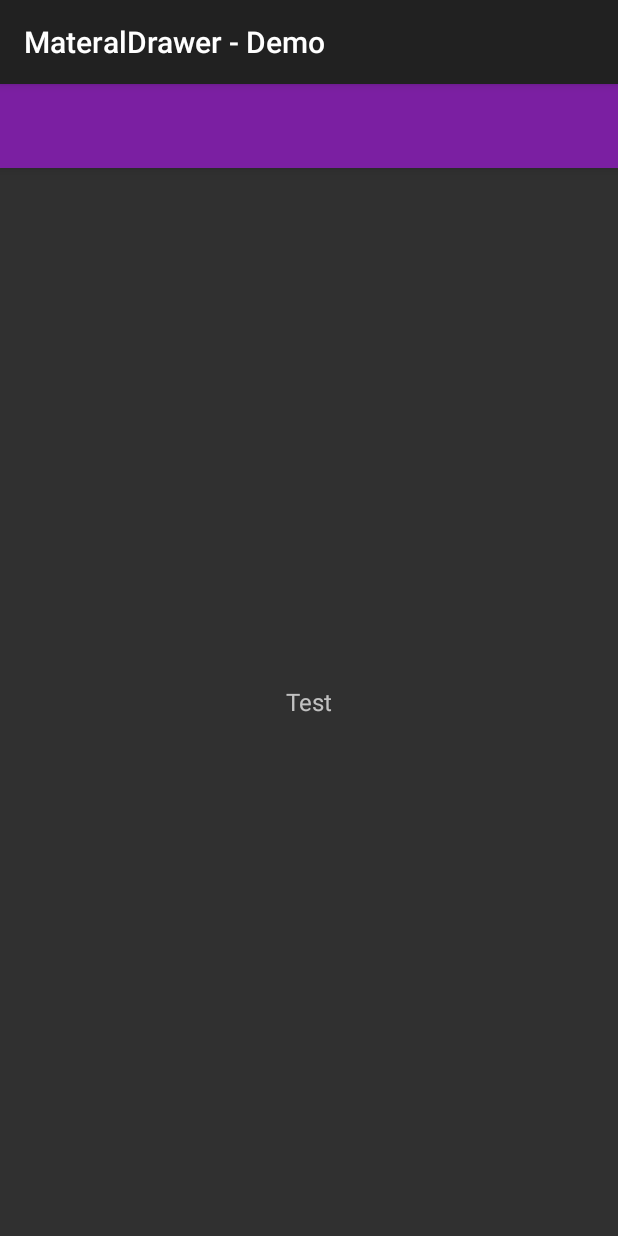
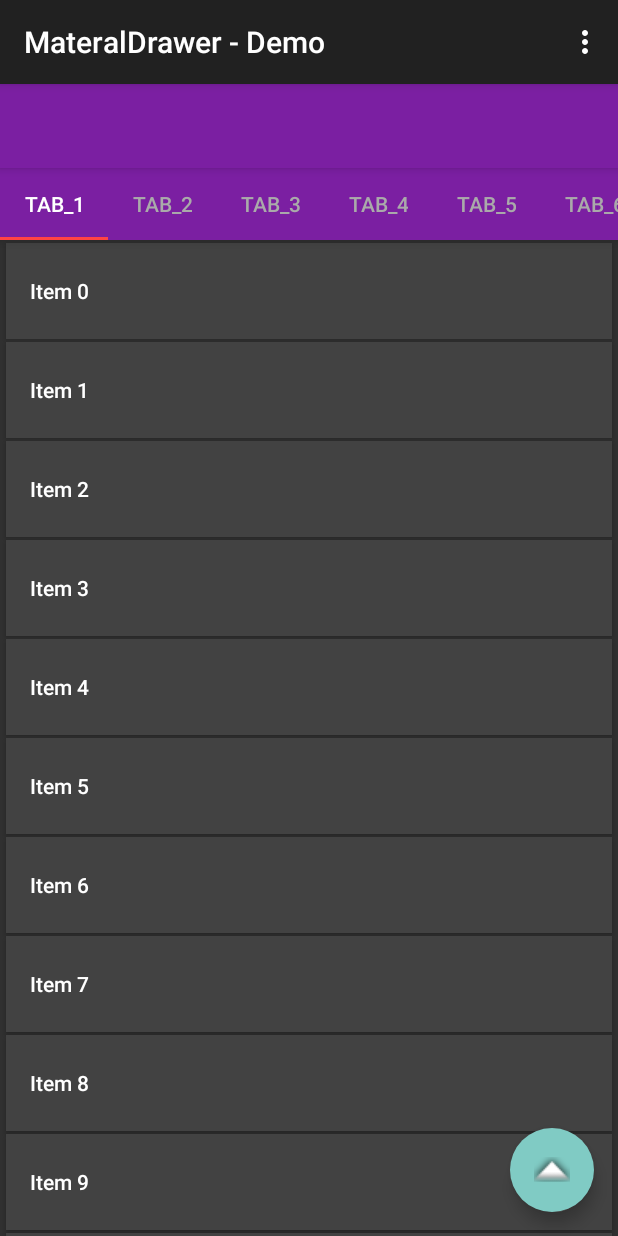
Before and after one commit to absentm/Demo, an Android app: the screen it shows after launch (MainActivity), on a phone screen of 412 x 824 dp. Run offline under Robolectric (Android 15) with nearby library versions, the phone set to English and light mode, and no system bars; libraries missing offline, so code that uses them is left out: com.mikepenz.fontawesome_typeface_library, com.mikepenz.materialdrawer; 2 statements that could not run were skipped.

Commit message:
basic finished .

```diff
--- a/MaterialDrawerDemo/app/build.gradle
+++ b/MaterialDrawerDemo/app/build.gradle
@@ -25,6 +25,9 @@
         exclude group: 'com.android.support', module: 'support-annotations'
     })
     compile 'com.android.support:appcompat-v7:24.2.1'
+    compile 'com.android.support:design:24.2.1'
+    compile 'com.android.support:recyclerview-v7:24.2.1'
+    compile 'com.android.support:cardview-v7:24.2.1'
     testCompile 'junit:junit:4.12'
 
     compile('com.mikepenz:materialdrawer:5.8.0@aar') {
--- a/MaterialDrawerDemo/app/src/main/java/com/dm/materialdrawerdemo/activtiys/MainActivity.java
+++ b/MaterialDrawerDemo/app/src/main/java/com/dm/materialdrawerdemo/activtiys/MainActivity.java
@@ -2,12 +2,20 @@
 
 import android.graphics.Color;
 import android.os.Bundle;
+import android.support.design.widget.TabLayout;
+import android.support.v4.app.Fragment;
+import android.support.v4.app.FragmentManager;
+import android.support.v4.app.FragmentPagerAdapter;
+import android.support.v4.view.ViewPager;
 import android.support.v7.app.AppCompatActivity;
 import android.support.v7.widget.Toolbar;
+import android.view.Menu;
+import android.view.MenuItem;
 import android.view.View;
 import android.widget.Toast;
 
 import com.dm.materialdrawerdemo.R;
+import com.dm.materialdrawerdemo.fragments.PageFragment;
 import com.mikepenz.fontawesome_typeface_library.FontAwesome;
 import com.mikepenz.materialdrawer.Drawer;
 import com.mikepenz.materialdrawer.DrawerBuilder;
@@ -16,6 +24,9 @@
 import com.mikepenz.materialdrawer.model.SectionDrawerItem;
 import com.mikepenz.materialdrawer.model.interfaces.IDrawerItem;
 import com.mikepenz.materialdrawer.model.interfaces.Nameable;
+
+import java.util.ArrayList;
+import java.util.List;
 
 import static com.dm.materialdrawerdemo.R.id.toolbar;
 
@@ -26,19 +37,26 @@
     //save our header or result
     private Drawer result = null;
     private Toolbar mToolbar;
+    private Bundle mSavedInstanceState;
 
     @Override
     protected void onCreate(Bundle savedInstanceState) {
         super.onCreate(savedInstanceState);
         setContentView(R.layout.activity_main);
+        mSavedInstanceState = savedInstanceState;
 
         initToolbar();
+        initViewPagerAndTabs();
+        initMatrialDrawer();
+    }
 
+    private void initMatrialDrawer() {
         //Create the drawer
         result = new DrawerBuilder()
                 .withActivity(this)
                 .withTranslucentStatusBar(true)
                 .withToolbar(mToolbar)
+                .withActionBarDrawerToggle(true)
                 .withHeader(R.layout.header)
                 .addDrawerItems(
                         new PrimaryDrawerItem()
@@ -46,8 +64,8 @@
                                 .withIcon(FontAwesome.Icon.faw_home)
                                 .withIdentifier(1),
                         new PrimaryDrawerItem()
-                                .withName(R.string.drawer_item_free_play).
-                                withIcon(FontAwesome.Icon.faw_gamepad),
+                                .withName(R.string.drawer_item_free_play)
+                                .withIcon(FontAwesome.Icon.faw_gamepad),
                         new PrimaryDrawerItem()
                                 .withName(R.string.drawer_item_custom)
                                 .withIcon(FontAwesome.Icon.faw_eye),
@@ -90,20 +108,39 @@
                         return false;
                     }
                 })
-                .withSavedInstance(savedInstanceState)
+                .withSavedInstance(mSavedInstanceState)
                 .build();
+
+    }
+
+    private void initViewPagerAndTabs() {
+        ViewPager viewPager = (ViewPager) findViewById(R.id.viewPager);
+        PagerAdapter pagerAdapter = new PagerAdapter(getSupportFragmentManager());
+        pagerAdapter.addFragment(PageFragment.createInstance(45), getString(R.string.tab_1));
+        pagerAdapter.addFragment(PageFragment.createInstance(34), getString(R.string.tab_2));
+        pagerAdapter.addFragment(PageFragment.createInstance(5), getString(R.string.tab_3));
+        pagerAdapter.addFragment(PageFragment.createInstance(28), getString(R.string.tab_4));
+        pagerAdapter.addFragment(PageFragment.createInstance(30), getString(R.string.tab_5));
+        pagerAdapter.addFragment(PageFragment.createInstance(14), getString(R.string.tab_6));
+        pagerAdapter.addFragment(PageFragment.createInstance(8), getString(R.string.tab_7));
+        pagerAdapter.addFragment(PageFragment.createInstance(24), getString(R.string.tab_8));
+        viewPager.setAdapter(pagerAdapter);
+        TabLayout tabLayout = (TabLayout) findViewById(R.id.tabLayout);
+        tabLayout.setupWithViewPager(viewPager);
     }
 
     private void initToolbar() {
         mToolbar = (Toolbar) findViewById(toolbar);
         setSupportActionBar(mToolbar);
         mToolbar.setBackgroundColor(barColor);
-        setTitle("MateralDrawer - Demo");
+        setTitle("MateralDrawer - Demo");   // title
+//        左侧导航图标
 //        mToolbar.setNavigationIcon(new IconicsDrawable(this)
 //                .icon(GoogleMaterial.Icon.gmd_menu)
 //                .color(Color.WHITE)
 //                .sizeDp(18));
-//
+
+//        左侧导航图标点击事件
 //        mToolbar.setNavigationOnClickListener(new View.OnClickListener() {
 //            @Override
 //            public void onClick(View view) {
@@ -113,29 +150,51 @@
 //            }
 //        });
 
+        // 右侧菜单, 方法出现在setSupportActionBar()之后失效，使用onCreateOptionsMenu()方法
 //        mToolbar.inflateMenu(R.menu.base_toolbar_menu);//设置右上角的填充菜单
 //        mToolbar.setOnMenuItemClickListener(new Toolbar.OnMenuItemClickListener() {
 //            @Override
 //            public boolean onMenuItemClick(MenuItem item) {
 //                int menuItemId = item.getItemId();
-//                if (menuItemId == R.id.action_search) {
-//                    Toast.makeText(ToolBarActivity.this , R.string.menu_search , Toast.LENGTH_SHORT).show();
+//                if (menuItemId == R.id.action_settings) {
+//                    Toast.makeText(MainActivity.this, R.string.action_settings, Toast.LENGTH_SHORT).show();
+//                } else if (menuItemId == R.id.action_about) {
+//                    Toast.makeText(MainActivity.this, R.string.action_about, Toast.LENGTH_SHORT).show();
+//                }
 //
-//                } else if (menuItemId == R.id.action_notification) {
-//                    Toast.makeText(ToolBarActivity.this , R.string.menu_notifications , Toast.LENGTH_SHORT).show();
-//
-//                } else if (menuItemId == R.id.action_item1) {
-//                    Toast.makeText(ToolBarActivity.this , R.string.item_01 , Toast.LENGTH_SHORT).show();
-//
-//                } else if (menuItemId == R.id.action_item2) {
-//                    Toast.makeText(ToolBarActivity.this , R.string.item_02 , Toast.LENGTH_SHORT).show();
-//
-//                }
 //                return true;
 //            }
 //        });
+    }
 
+    static class PagerAdapter extends FragmentPagerAdapter {
 
+        private final List<Fragment> fragmentList = new ArrayList<>();
+        private final List<String> fragmentTitleList = new ArrayList<>();
+
+        public PagerAdapter(FragmentManager fragmentManager) {
+            super(fragmentManager);
+        }
+
+        public void addFragment(Fragment fragment, String title) {
+            fragmentList.add(fragment);
+            fragmentTitleList.add(title);
+        }
+
+        @Override
+        public Fragment getItem(int position) {
+            return fragmentList.get(position);
+        }
+
+        @Override
+        public int getCount() {
+            return fragmentList.size();
+        }
+
+        @Override
+        public CharSequence getPageTitle(int position) {
+            return fragmentTitleList.get(position);
+        }
     }
 
     @Override
@@ -145,4 +204,27 @@
         super.onSaveInstanceState(outState);
     }
 
+    @Override
+    public boolean onCreateOptionsMenu(Menu menu) {
+        getMenuInflater().inflate(R.menu.base_toolbar_menu, menu);
+        return true;
+    }
+
+    @Override
+    public boolean onOptionsItemSelected(MenuItem item) {
+        switch (item.getItemId()) {
+            case R.id.action_settings:
+                Toast.makeText(MainActivity.this,
+                        R.string.action_settings,
+                        Toast.LENGTH_SHORT).show();
+                break;
+            case R.id.action_about:
+                Toast.makeText(MainActivity.this,
+                        R.string.action_about,
+                        Toast.LENGTH_SHORT).show();
+                break;
+        }
+
+        return super.onOptionsItemSelected(item);
+    }
 }
--- /dev/null
+++ b/MaterialDrawerDemo/app/src/main/java/com/dm/materialdrawerdemo/adapters/RecyclerAdapter.java
@@ -0,0 +1,73 @@
+package com.dm.materialdrawerdemo.adapters;
+
+import android.content.Context;
+import android.support.annotation.AnimRes;
+import android.support.v7.widget.RecyclerView;
+import android.view.LayoutInflater;
+import android.view.View;
+import android.view.ViewGroup;
+import android.view.animation.Animation;
+import android.view.animation.AnimationUtils;
+
+import com.dm.materialdrawerdemo.R;
+
+import java.util.List;
+
+/**
+ * RecyclerAdapter
+ * Created by dm on 16-12-1.
+ */
+public class RecyclerAdapter extends RecyclerView.Adapter<RecyclerView.ViewHolder> {
+
+    private List<String> mItemList;
+    private int mLastPosition = -1;
+
+    public RecyclerAdapter(List<String> itemList) {
+        mItemList = itemList;
+    }
+
+    @Override
+    public RecyclerView.ViewHolder onCreateViewHolder(ViewGroup parent, int viewType) {
+        Context context = parent.getContext();
+        View view = LayoutInflater.from(context).inflate(R.layout.recycler_item, parent, false);
+        return RecyclerItemViewHolder.newInstance(view);
+    }
+
+    @Override
+    public void onBindViewHolder(RecyclerView.ViewHolder viewHolder, int position) {
+        RecyclerItemViewHolder holder = (RecyclerItemViewHolder) viewHolder;
+        String itemText = mItemList.get(position);
+        holder.setItemText(itemText);
+
+        // 设置加载动画
+        setItemAppearAnimation(holder, position, R.anim.anim_bottom_in);
+    }
+
+
+    @Override
+    public int getItemCount() {
+        return mItemList == null ? 0 : mItemList.size();
+    }
+
+    @Override
+    public void onViewDetachedFromWindow(RecyclerView.ViewHolder holder) {
+        super.onViewDetachedFromWindow(holder);
+        if (isShowingAnimation(holder)) {
+            holder.itemView.clearAnimation();
+        }
+    }
+
+    private boolean isShowingAnimation(RecyclerView.ViewHolder holder) {
+        return holder.itemView.getAnimation() != null && holder.itemView
+                .getAnimation().hasStarted();
+    }
+
+    private void setItemAppearAnimation(RecyclerView.ViewHolder holder, int position, @AnimRes int type) {
+        if (position > mLastPosition/* && !isFooterPosition(position)*/) {
+            Animation animation = AnimationUtils.loadAnimation(holder.itemView.getContext(), type);
+            holder.itemView.startAnimation(animation);
+            mLastPosition = position;
+        }
+    }
+
+}
--- /dev/null
+++ b/MaterialDrawerDemo/app/src/main/java/com/dm/materialdrawerdemo/adapters/RecyclerItemViewHolder.java
@@ -0,0 +1,32 @@
+package com.dm.materialdrawerdemo.adapters;
+
+/**
+ * RecyclerItemViewHolder
+ * Created by dm on 16-12-1.
+ */
+
+import android.support.v7.widget.RecyclerView;
+import android.view.View;
+import android.widget.TextView;
+
+import com.dm.materialdrawerdemo.R;
+
+public class RecyclerItemViewHolder extends RecyclerView.ViewHolder {
+
+    private final TextView mItemTextView;
+
+    public RecyclerItemViewHolder(final View parent, TextView itemTextView) {
+        super(parent);
+        mItemTextView = itemTextView;
+    }
+
+    public static RecyclerItemViewHolder newInstance(View parent) {
+        TextView itemTextView = (TextView) parent.findViewById(R.id.itemTextView);
+        return new RecyclerItemViewHolder(parent, itemTextView);
+    }
+
+    public void setItemText(CharSequence text) {
+        mItemTextView.setText(text);
+    }
+
+}
--- /dev/null
+++ b/MaterialDrawerDemo/app/src/main/java/com/dm/materialdrawerdemo/fragments/PageFragment.java
@@ -0,0 +1,60 @@
+package com.dm.materialdrawerdemo.fragments;
+
+import android.os.Bundle;
+import android.support.annotation.Nullable;
+import android.support.v4.app.Fragment;
+import android.support.v7.widget.LinearLayoutManager;
+import android.support.v7.widget.RecyclerView;
+import android.view.LayoutInflater;
+import android.view.View;
+import android.view.ViewGroup;
+
+import com.dm.materialdrawerdemo.R;
+import com.dm.materialdrawerdemo.adapters.RecyclerAdapter;
+
+import java.util.ArrayList;
+import java.util.List;
+
+/**
+ * PageFragment
+ * Created by dm on 16-12-1.
+ */
+public class PageFragment extends Fragment {
+
+    public final static String ITEMS_COUNT_KEY = "PageFragment$ItemsCount";
+
+    public static PageFragment createInstance(int itemsCount) {
+        PageFragment partThreeFragment = new PageFragment();
+        Bundle bundle = new Bundle();
+        bundle.putInt(ITEMS_COUNT_KEY, itemsCount);
+        partThreeFragment.setArguments(bundle);
+        return partThreeFragment;
+    }
+
+    @Nullable
+    @Override
+    public View onCreateView(LayoutInflater inflater, ViewGroup container, Bundle savedInstanceState) {
+        RecyclerView recyclerView = (RecyclerView) inflater.inflate(
+                R.layout.fragment_part_three, container, false);
+        setupRecyclerView(recyclerView);
+        return recyclerView;
+    }
+
+    private void setupRecyclerView(RecyclerView recyclerView) {
+        recyclerView.setLayoutManager(new LinearLayoutManager(getActivity()));
+        RecyclerAdapter recyclerAdapter = new RecyclerAdapter(createItemList());
+        recyclerView.setAdapter(recyclerAdapter);
+    }
+
+    private List<String> createItemList() {
+        List<String> itemList = new ArrayList<>();
+        Bundle bundle = getArguments();
+        if (bundle != null) {
+            int itemsCount = bundle.getInt(ITEMS_COUNT_KEY);
+            for (int i = 0; i < itemsCount; i++) {
+                itemList.add("Item " + i);
+            }
+        }
+        return itemList;
+    }
+}
--- /dev/null
+++ b/MaterialDrawerDemo/app/src/main/java/com/dm/materialdrawerdemo/utils/ScrollingFabBehavior.java
@@ -0,0 +1,40 @@
+package com.dm.materialdrawerdemo.utils;
+
+/**
+ * ScrollingFabBehavior
+ * Created by dm on 16-12-1.
+ */
+
+import android.content.Context;
+import android.support.design.widget.AppBarLayout;
+import android.support.design.widget.CoordinatorLayout;
+import android.support.design.widget.FloatingActionButton;
+import android.util.AttributeSet;
+import android.view.View;
+
+public class ScrollingFabBehavior extends FloatingActionButton.Behavior {
+    private int toolbarHeight;
+
+    public ScrollingFabBehavior(Context context, AttributeSet attrs) {
+        super();
+        this.toolbarHeight = Utils.getToolbarHeight(context);
+    }
+
+    @Override
+    public boolean layoutDependsOn(CoordinatorLayout parent, FloatingActionButton fab, View dependency) {
+        return super.layoutDependsOn(parent, fab, dependency) || (dependency instanceof AppBarLayout);
+    }
+
+    @Override
+    public boolean onDependentViewChanged(CoordinatorLayout parent, FloatingActionButton fab, View dependency) {
+        boolean returnValue = super.onDependentViewChanged(parent, fab, dependency);
+        if (dependency instanceof AppBarLayout) {
+            CoordinatorLayout.LayoutParams lp = (CoordinatorLayout.LayoutParams) fab.getLayoutParams();
+            int fabBottomMargin = lp.bottomMargin;
+            int distanceToScroll = fab.getHeight() + fabBottomMargin;
+            float ratio = (float) dependency.getY() / (float) toolbarHeight;
+            fab.setTranslationY(-distanceToScroll * ratio);
+        }
+        return returnValue;
+    }
+}
--- /dev/null
+++ b/MaterialDrawerDemo/app/src/main/java/com/dm/materialdrawerdemo/utils/Utils.java
@@ -0,0 +1,25 @@
+package com.dm.materialdrawerdemo.utils;
+
+import android.content.Context;
+import android.content.res.TypedArray;
+
+import com.dm.materialdrawerdemo.R;
+
+/**
+ * Utils
+ * Created by dm on 16-12-1.
+ */
+public class Utils {
+    public static int getToolbarHeight(Context context) {
+        final TypedArray styledAttributes = context.getTheme().obtainStyledAttributes(
+                new int[]{R.attr.actionBarSize});
+        int toolbarHeight = (int) styledAttributes.getDimension(0, 0);
+        styledAttributes.recycle();
+
+        return toolbarHeight;
+    }
+
+    public static int getTabsHeight(Context context) {
+        return (int) context.getResources().getDimension(R.dimen.tabsHeight);
+    }
+}
--- a/MaterialDrawerDemo/app/src/main/res/layout/activity_main.xml
+++ b/MaterialDrawerDemo/app/src/main/res/layout/activity_main.xml
@@ -1,31 +1,51 @@
-<RelativeLayout
+<?xml version="1.0" encoding="utf-8"?>
+<android.support.design.widget.CoordinatorLayout
     xmlns:android="http://schemas.android.com/apk/res/android"
     xmlns:app="http://schemas.android.com/apk/res-auto"
+    android:id="@+id/coordinatorLayout"
     android:layout_width="match_parent"
-    android:layout_height="match_parent"
-    android:gravity="center">
+    android:layout_height="match_parent">
+
+    <android.support.design.widget.AppBarLayout
+        android:id="@+id/appBarLayout"
+        android:layout_width="match_parent"
+        android:layout_height="wrap_content">
 
         <android.support.v7.widget.Toolbar
             android:id="@+id/toolbar"
             android:layout_width="match_parent"
             android:layout_height="?attr/actionBarSize"
-        android:background="?attr/colorPrimary"
+            android:background="@color/purple_700"
             android:elevation="4dp"
             android:theme="@style/ThemeOverlay.AppCompat.Dark.ActionBar"
+            app:layout_scrollFlags="scroll|enterAlways"
             app:popupTheme="@style/ThemeOverlay.AppCompat.Light"/>
 
-    <FrameLayout
-        android:id="@+id/frame_container"
+        <android.support.design.widget.TabLayout
+            android:id="@+id/tabLayout"
+            android:layout_width="match_parent"
+            android:layout_height="wrap_content"
+            android:background="@color/purple_700"
+            app:tabIndicatorColor="@android:color/holo_red_light"
+            app:tabIndicatorHeight="2dp"
+            app:tabMode="scrollable"
+            app:tabSelectedTextColor="@android:color/white"
+            app:tabTextColor="@android:color/darker_gray"/>
+    </android.support.design.widget.AppBarLayout>
+
+    <android.support.v4.view.ViewPager
+        android:id="@+id/viewPager"
         android:layout_width="match_parent"
         android:layout_height="match_parent"
-        android:layout_below="@id/toolbar">
+        app:layout_behavior="@string/appbar_scrolling_view_behavior"/>
 
-        <TextView
-            android:id="@+id/txtLabel"
+    <android.support.design.widget.FloatingActionButton
+        android:id="@+id/fabButton"
         android:layout_width="wrap_content"
         android:layout_height="wrap_content"
-            android:layout_gravity="center"
-            android:text="Test"
-            android:textSize="16sp"/>
-    </FrameLayout>
-</RelativeLayout>
+        android:layout_gravity="end|bottom"
+        android:layout_margin="@dimen/fab_margin"
+        android:src="@android:drawable/arrow_up_float"
+        app:borderWidth="0dp"
+        app:layout_behavior="com.dm.materialdrawerdemo.utils.ScrollingFabBehavior"/>
+</android.support.design.widget.CoordinatorLayout>
--- /dev/null
+++ b/MaterialDrawerDemo/app/src/main/res/layout/fragment_part_three.xml
@@ -0,0 +1,6 @@
+<?xml version="1.0" encoding="utf-8"?>
+<android.support.v7.widget.RecyclerView
+    xmlns:android="http://schemas.android.com/apk/res/android"
+    android:id="@+id/recyclerView"
+    android:layout_width="match_parent"
+    android:layout_height="match_parent"/>
--- /dev/null
+++ b/MaterialDrawerDemo/app/src/main/res/layout/recycler_item.xml
@@ -0,0 +1,21 @@
+<?xml version="1.0" encoding="utf-8"?>
+<android.support.v7.widget.CardView
+    xmlns:android="http://schemas.android.com/apk/res/android"
+    xmlns:card_view="http://schemas.android.com/apk/res-auto"
+    android:layout_width="match_parent"
+    android:layout_height="wrap_content"
+    android:layout_gravity="center"
+    android:layout_marginLeft="4dp"
+    android:layout_marginRight="4dp"
+    android:layout_marginTop="2dp"
+    card_view:cardCornerRadius="0dp">
+
+    <TextView
+        android:id="@+id/itemTextView"
+        style="@style/Base.TextAppearance.AppCompat.Body2"
+        android:layout_width="match_parent"
+        android:layout_height="?attr/listPreferredItemHeight"
+        android:layout_marginLeft="8dp"
+        android:gravity="center_vertical"
+        android:padding="8dp"/>
+</android.support.v7.widget.CardView>
--- /dev/null
+++ b/MaterialDrawerDemo/app/src/main/res/menu/base_toolbar_menu.xml
@@ -0,0 +1,18 @@
+<?xml version="1.0" encoding="utf-8"?>
+<menu xmlns:android="http://schemas.android.com/apk/res/android"
+      xmlns:app="http://schemas.android.com/apk/res-auto"
+      xmlns:apptools="http://schemas.android.com/tools"
+      apptools:context="com.dm.materialdrawerdemo.activtiys.MainActivity">
+
+    <item
+        android:id="@+id/action_settings"
+        android:orderInCategory="100"
+        android:title="@string/action_settings"
+        app:showAsAction="never"/>
+
+    <item
+        android:id="@+id/action_about"
+        android:orderInCategory="100"
+        android:title="@string/action_about"
+        app:showAsAction="never"/>
+</menu>
--- a/MaterialDrawerDemo/app/src/main/res/values/dimens.xml
+++ b/MaterialDrawerDemo/app/src/main/res/values/dimens.xml
@@ -2,4 +2,6 @@
     <!-- Default screen margins, per the Android Design guidelines. -->
     <dimen name="activity_horizontal_margin">16dp</dimen>
     <dimen name="activity_vertical_margin">16dp</dimen>
+    <dimen name="fab_margin">16dp</dimen>
+    <dimen name="tabsHeight">56dp</dimen>
 </resources>
--- a/MaterialDrawerDemo/app/src/main/res/values/strings.xml
+++ b/MaterialDrawerDemo/app/src/main/res/values/strings.xml
@@ -47,4 +47,13 @@
     <string name="drawer_item_contact">Contact</string>
 
     <string name="lorem_ipsum">Lorem ipsum dolor sit amet, consetetur sadipscing elitr, sed diam nonumy eirmod tempor invidunt ut labore et dolore magna aliquyam erat, sed diam voluptua. At vero eos et accusam et justo duo dolores et ea rebum. Stet clita kasd gubergren, no sea takimata sanctus est Lorem ipsum dolor sit amet. Lorem ipsum dolor sit amet, consetetur sadipscing elitr, sed diam nonumy eirmod tempor invidunt ut labore et dolore magna aliquyam erat, sed diam voluptua. At vero eos et accusam et justo duo dolores et ea rebum. Stet clita kasd gubergren, no sea takimata sanctus est Lorem ipsum dolor sit amet.</string>
+    <string name="action_about">About</string>
+    <string name="tab_1">tab_1</string>
+    <string name="tab_2">tab_2</string>
+    <string name="tab_3">tab_3</string>
+    <string name="tab_4">tab_4</string>
+    <string name="tab_5">tab_5</string>
+    <string name="tab_6">tab_6</string>
+    <string name="tab_7">tab_7</string>
+    <string name="tab_8">tab_8</string>
 </resources>
```
Also changed, not shown: MaterialDrawerDemo/app/src/main/res/anim/anim_bottom_in.xml (added, +12 -0 lines). Lines whose indentation alone changed are shown as unchanged.
